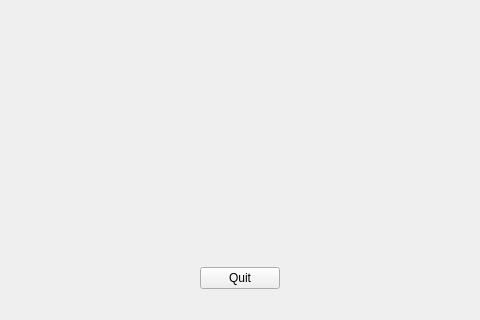
First picture: the form in stroopwindow.ui, repository Niboshi1/AttentionTest, before the edit; both pictures show x 160 to 640 and y 280 to 600 of the 800 by 600 pixel window.
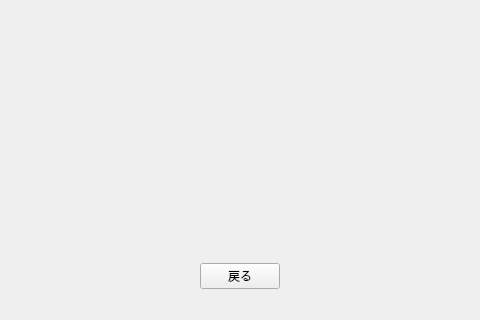
Second picture: the form after the edit.

```diff
--- a/stroopwindow.ui
+++ b/stroopwindow.ui
@@ -31,7 +31,7 @@
        </sizepolicy>
       </property>
       <property name="text">
-       <string>Quit</string>
+       <string>戻る</string>
       </property>
      </widget>
     </item>
```
